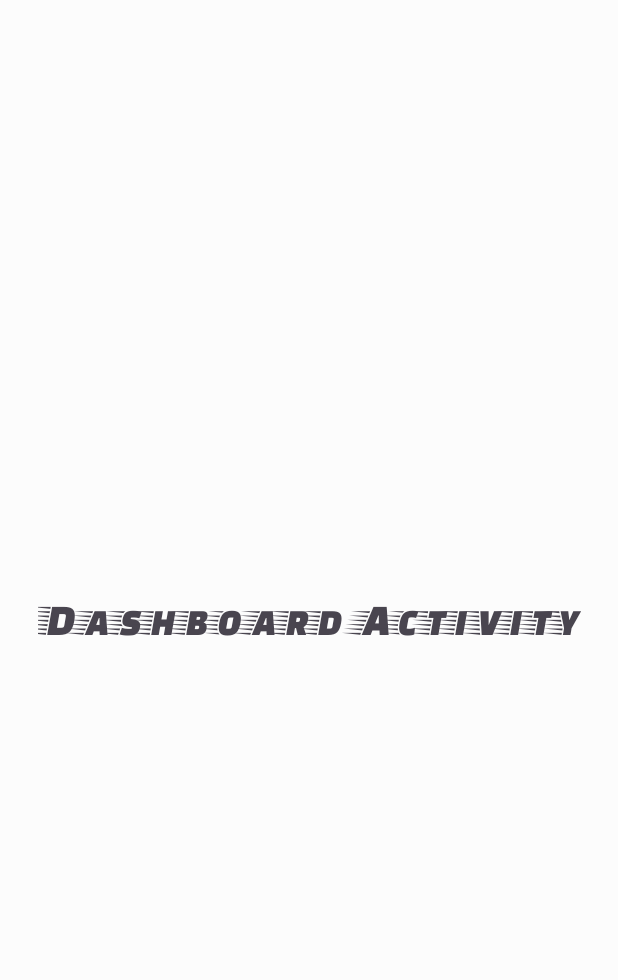
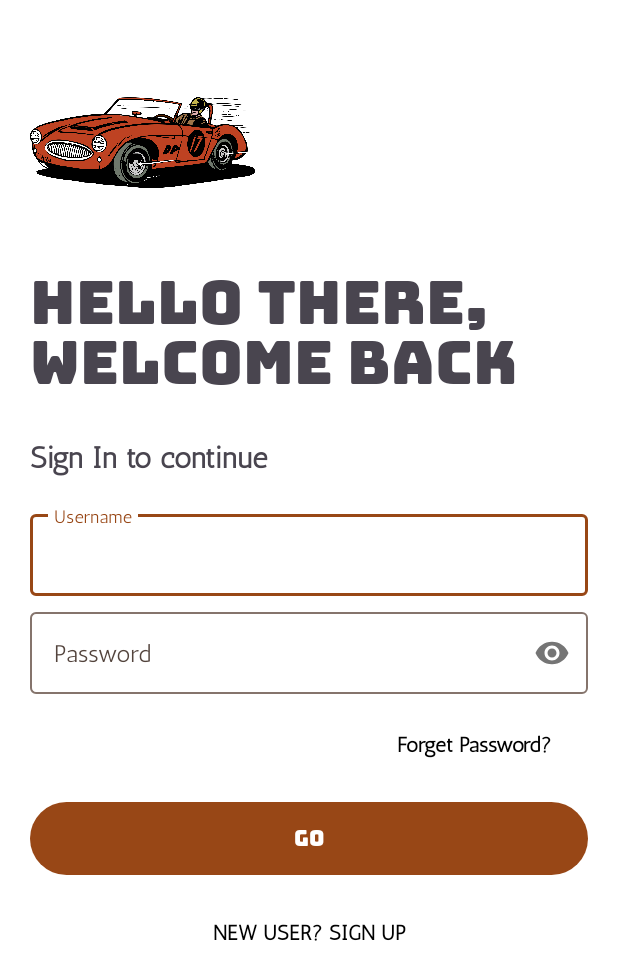
Before and after one commit to bengidev/Penyewaan_Mobil, an Android app: the screen it shows after launch (DashboardActivity before the commit, LoginActivity after it), on a phone screen of 412 x 824 dp. Shown: the top 980 px of the screen. Run offline under Robolectric (Android 15) with nearby library versions, the phone set to English and light mode, and no system bars.

Commit message:
Membuat halaman login disertai dengan transisi gambar/teks

```diff
--- a/app/src/main/AndroidManifest.xml
+++ b/app/src/main/AndroidManifest.xml
@@ -10,9 +10,10 @@
         android:supportsRtl="true"
         android:theme="@style/Theme.PenyewaanMobil">
         <activity
-            android:name=".DashboardActivity"
+            android:name=".LoginActivity"
             android:exported="false" />
         <activity
+            android:theme="@style/Theme.StatusbarCustomColor"
             android:name=".MainActivity"
             android:exported="true">
             <intent-filter>
--- a/app/src/main/java/io/github/syndicate017/penyewaanmobil/DashboardActivity.java
+++ b/app/src/main/java/io/github/syndicate017/penyewaanmobil/LoginActivity.java
@@ -3,12 +3,13 @@ package io.github.syndicate017.penyewaanmobil;
 import androidx.appcompat.app.AppCompatActivity;
 
 import android.os.Bundle;
+import android.view.WindowManager;
 
-public class DashboardActivity extends AppCompatActivity {
+public class LoginActivity extends AppCompatActivity {
 
     @Override
     protected void onCreate(Bundle savedInstanceState) {
         super.onCreate(savedInstanceState);
-        setContentView(R.layout.activity_dashboard);
+        setContentView(R.layout.activity_login);
     }
 }
--- a/app/src/main/java/io/github/syndicate017/penyewaanmobil/MainActivity.java
+++ b/app/src/main/java/io/github/syndicate017/penyewaanmobil/MainActivity.java
@@ -2,9 +2,13 @@ package io.github.syndicate017.penyewaanmobil;
 
 import androidx.appcompat.app.AppCompatActivity;
 
+import android.app.Activity;
+import android.app.ActivityOptions;
 import android.content.Intent;
 import android.os.Bundle;
 import android.os.Handler;
+import android.util.Pair;
+import android.view.View;
 import android.view.animation.Animation;
 import android.view.animation.AnimationUtils;
 import android.widget.ImageView;
@@ -59,9 +63,20 @@ public class MainActivity extends AppCompatActivity {
         new Handler().postDelayed(new Runnable() {
             @Override
             public void run() {
-                Intent intent = new Intent(MainActivity.this, DashboardActivity.class);
-                startActivity(intent);
-                finish();
+                Intent intent = new Intent(MainActivity.this, LoginActivity.class);
+
+                //This code is for animate/transition the logo and text
+                //The object View from the image/text
+                //The object String from the transitionName in the xml layout
+                Pair[] pairs = new Pair[2];
+                pairs[0] = new Pair<View, String>(logoCar, "logo_car_transition");
+                pairs[1] = new Pair<View, String>(logoText, "logo_text_transition");
+
+                ActivityOptions options = ActivityOptions.makeSceneTransitionAnimation(MainActivity.this, pairs);
+                startActivity(intent, options.toBundle());
+
+//                startActivity(intent);
+//                finish();
             }
         }, SPLASH_SCREEN_TIME);
     }
--- /dev/null
+++ b/app/src/main/res/drawable/ic_copyright.xml
@@ -0,0 +1,10 @@
+<vector xmlns:android="http://schemas.android.com/apk/res/android"
+    android:width="24dp"
+    android:height="24dp"
+    android:viewportWidth="24"
+    android:viewportHeight="24"
+    android:tint="?attr/colorControlNormal">
+  <path
+      android:fillColor="@android:color/white"
+      android:pathData="M11.88,9.14c1.28,0.06 1.61,1.15 1.63,1.66h1.79c-0.08,-1.98 -1.49,-3.19 -3.45,-3.19C9.64,7.61 8,9 8,12.14c0,1.94 0.93,4.24 3.84,4.24c2.22,0 3.41,-1.65 3.44,-2.95h-1.79c-0.03,0.59 -0.45,1.38 -1.63,1.44C10.55,14.83 10,13.81 10,12.14C10,9.25 11.28,9.16 11.88,9.14zM12,2C6.48,2 2,6.48 2,12s4.48,10 10,10s10,-4.48 10,-10S17.52,2 12,2zM12,20c-4.41,0 -8,-3.59 -8,-8s3.59,-8 8,-8s8,3.59 8,8S16.41,20 12,20z"/>
+</vector>
--- a/app/src/main/res/layout/activity_dashboard.xml
+++ /dev/null
@@ -1,21 +0,0 @@
-<?xml version="1.0" encoding="utf-8"?>
-<androidx.constraintlayout.widget.ConstraintLayout xmlns:android="http://schemas.android.com/apk/res/android"
-    xmlns:app="http://schemas.android.com/apk/res-auto"
-    xmlns:tools="http://schemas.android.com/tools"
-    android:layout_width="match_parent"
-    android:layout_height="match_parent"
-    tools:context=".DashboardActivity">
-
-    <TextView
-        android:id="@+id/textView"
-        android:layout_width="wrap_content"
-        android:layout_height="wrap_content"
-        android:fontFamily="@font/faster_one"
-        android:text="Dashboard Activity"
-        android:textSize="30sp"
-        app:layout_constraintBottom_toBottomOf="parent"
-        app:layout_constraintEnd_toEndOf="parent"
-        app:layout_constraintStart_toStartOf="parent"
-        app:layout_constraintTop_toTopOf="parent" />
-
-</androidx.constraintlayout.widget.ConstraintLayout>
--- /dev/null
+++ b/app/src/main/res/layout/activity_login.xml
@@ -0,0 +1,109 @@
+<?xml version="1.0" encoding="utf-8"?>
+<LinearLayout xmlns:android="http://schemas.android.com/apk/res/android"
+    xmlns:app="http://schemas.android.com/apk/res-auto"
+    xmlns:tools="http://schemas.android.com/tools"
+    android:layout_width="match_parent"
+    android:layout_height="match_parent"
+    android:background="@color/white"
+    android:orientation="vertical"
+    android:padding="20dp"
+    tools:context=".LoginActivity">
+
+    <ImageView
+        android:id="@+id/logo_image"
+        android:layout_width="150dp"
+        android:layout_height="150dp"
+        app:srcCompat="@drawable/icon_car_2"
+        android:transitionName="logo_car_transition"/>
+
+    <TextView
+        android:id="@+id/logo_name"
+        android:layout_width="wrap_content"
+        android:layout_height="wrap_content"
+        android:layout_marginTop="-20dp"
+        android:fontFamily="@font/bungee"
+        android:text="HELLO THERE, WELCOME BACK"
+        android:textSize="40sp"
+        android:transitionName="logo_text_transition"/>
+
+    <TextView
+        android:id="@+id/slogan_name"
+        android:layout_width="wrap_content"
+        android:layout_height="wrap_content"
+        android:fontFamily="@font/antic"
+        android:text="Sign In to continue"
+        android:textSize="20sp"
+        android:textStyle="bold" />
+
+    <LinearLayout
+        android:layout_width="match_parent"
+        android:layout_height="match_parent"
+        android:layout_marginTop="20dp"
+        android:layout_marginBottom="20dp"
+        android:orientation="vertical">
+
+        <com.google.android.material.textfield.TextInputLayout
+            android:id="@+id/username"
+            style="@style/Widget.Material3.TextInputLayout.OutlinedBox"
+            android:layout_width="match_parent"
+            android:layout_height="wrap_content"
+            android:hint="Username">
+
+            <com.google.android.material.textfield.TextInputEditText
+                android:layout_width="match_parent"
+                android:layout_height="wrap_content"
+                android:fontFamily="@font/antic" />
+        </com.google.android.material.textfield.TextInputLayout>
+
+        <com.google.android.material.textfield.TextInputLayout
+            android:id="@+id/password"
+            style="@style/Widget.Material3.TextInputLayout.OutlinedBox"
+            android:layout_width="match_parent"
+            android:layout_height="wrap_content"
+            android:layout_marginTop="5dp"
+            android:hint="Password"
+            app:passwordToggleEnabled="true">
+
+            <com.google.android.material.textfield.TextInputEditText
+                android:layout_width="match_parent"
+                android:layout_height="wrap_content"
+                android:fontFamily="@font/antic"
+                android:inputType="textPassword" />
+        </com.google.android.material.textfield.TextInputLayout>
+
+        <Button
+            android:id="@+id/button"
+            android:layout_width="wrap_content"
+            android:layout_height="wrap_content"
+            android:layout_gravity="right"
+            android:layout_marginTop="10dp"
+            android:background="@color/transparent"
+            android:elevation="0dp"
+            android:fontFamily="@font/antic"
+            android:text="Forget Password?"
+            android:textColor="@android:color/black"
+            android:textStyle="bold" />
+
+        <Button
+            android:id="@+id/button2"
+            android:layout_width="match_parent"
+            android:layout_height="wrap_content"
+            android:layout_marginTop="10dp"
+            android:layout_marginBottom="5dp"
+            android:fontFamily="@font/bungee"
+            android:text="GO" />
+
+        <Button
+            android:id="@+id/button3"
+            android:layout_width="match_parent"
+            android:layout_height="wrap_content"
+            android:layout_gravity="right"
+            android:layout_margin="5dp"
+            android:background="@color/transparent"
+            android:elevation="0dp"
+            android:fontFamily="@font/antic"
+            android:text="NEW USER? SIGN UP"
+            android:textColor="@android:color/black"
+            android:textStyle="bold" />
+    </LinearLayout>
+</LinearLayout>
--- a/app/src/main/res/layout/activity_main.xml
+++ b/app/src/main/res/layout/activity_main.xml
@@ -17,7 +17,8 @@
         android:src="@drawable/icon_car_2"
         app:layout_constraintEnd_toEndOf="parent"
         app:layout_constraintStart_toStartOf="parent"
-        app:layout_constraintTop_toTopOf="parent" />
+        app:layout_constraintTop_toTopOf="parent"
+        android:transitionName="logo_car_transition"/>
 
     <TextView
         android:id="@+id/logoText"
@@ -32,7 +33,8 @@
         app:layout_constraintEnd_toEndOf="parent"
         app:layout_constraintHorizontal_bias="1.0"
         app:layout_constraintStart_toStartOf="parent"
-        app:layout_constraintTop_toBottomOf="@+id/logoCar" />
+        app:layout_constraintTop_toBottomOf="@+id/logoCar"
+        android:transitionName="logo_text_transition"/>
 
     <com.airbnb.lottie.LottieAnimationView
         android:id="@+id/logoAnimLottie"
@@ -60,4 +62,17 @@
         app:layout_constraintStart_toStartOf="parent"
         app:layout_constraintTop_toBottomOf="@+id/logoText" />
 
+    <TextView
+        android:id="@+id/textView2"
+        android:layout_width="wrap_content"
+        android:layout_height="wrap_content"
+        android:layout_marginTop="200dp"
+        android:fontFamily="@font/press_start_2p"
+        android:text="Created by Bambang Tri Rahmat Doni"
+        android:textSize="10sp"
+        android:textStyle="bold|italic"
+        app:layout_constraintEnd_toEndOf="parent"
+        app:layout_constraintStart_toStartOf="parent"
+        app:layout_constraintTop_toBottomOf="@+id/sloganText" />
+
 </androidx.constraintlayout.widget.ConstraintLayout>
--- a/app/src/main/res/values/colors.xml
+++ b/app/src/main/res/values/colors.xml
@@ -54,4 +54,6 @@
     <color name="seed">#984716</color>
     <color name="error">#BA1B1B</color>
     <color name="background_car">#fece2f</color>
+    <color name="white">#FFFFFF</color>
+    <color name="transparent">#00000000</color>
 </resources>
--- a/app/src/main/res/values/themes.xml
+++ b/app/src/main/res/values/themes.xml
@@ -27,6 +27,10 @@
         <item name="colorOnSurfaceInverse">@color/md_theme_light_inverseOnSurface</item>
         <item name="colorSurfaceInverse">@color/md_theme_light_inverseSurface</item>
         <item name="colorPrimaryInverse">@color/md_theme_light_primaryInverse</item>
+        <item name="android:windowContentTransitions">true</item>
+    </style>
+
+    <style name="Theme.StatusbarCustomColor" parent="Theme.Material3.Light.NoActionBar">
         <item name="android:statusBarColor">@color/background_car</item>
     </style>
 </resources>
```
Also changed, not shown: app/src/main/res/font/antic.ttf (added), app/src/main/res/font/bungee.ttf (added), app/src/main/res/font/bungee_inline.ttf (added), app/src/main/res/font/press_start_2p.ttf (added).
